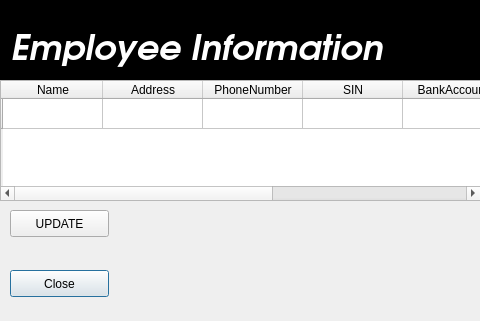
MA-Repos/cuNICS, file TeamOOPS_cuNICS/employeeinfo.ui: the form before one commit.
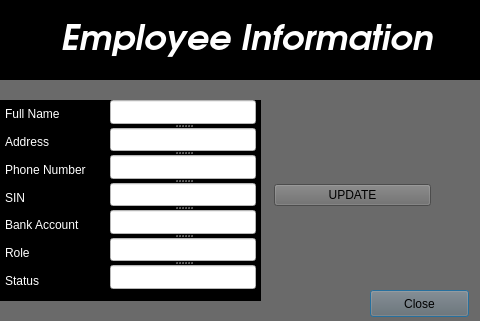
The form after the commit.

```diff
--- a/TeamOOPS_cuNICS/employeeinfo.ui
+++ b/TeamOOPS_cuNICS/employeeinfo.ui
@@ -13,6 +13,9 @@
   <property name="windowTitle">
    <string>Dialog</string>
   </property>
+  <property name="styleSheet">
+   <string notr="true">background-color: rgb(106, 106, 106);</string>
+  </property>
   <widget class="QFrame" name="frame">
    <property name="geometry">
     <rect>
@@ -36,8 +39,8 @@
    <widget class="QLabel" name="title">
     <property name="geometry">
      <rect>
-      <x>10</x>
-      <y>20</y>
+      <x>60</x>
+      <y>10</y>
       <width>381</width>
       <height>51</height>
      </rect>
@@ -62,8 +65,8 @@
   <widget class="QPushButton" name="pushButton_2">
    <property name="geometry">
     <rect>
-     <x>10</x>
-     <y>270</y>
+     <x>370</x>
+     <y>290</y>
      <width>99</width>
      <height>27</height>
     </rect>
@@ -72,68 +75,254 @@
     <string>Close</string>
    </property>
   </widget>
-  <widget class="QPushButton" name="pushButton">
+  <widget class="QWidget" name="gridLayoutWidget">
    <property name="geometry">
     <rect>
-     <x>10</x>
-     <y>210</y>
-     <width>99</width>
-     <height>27</height>
+     <x>270</x>
+     <y>180</y>
+     <width>161</width>
+     <height>31</height>
     </rect>
    </property>
-   <property name="text">
-    <string>UPDATE</string>
-   </property>
+   <layout class="QGridLayout" name="gridLayout">
+    <property name="leftMargin">
+     <number>4</number>
+    </property>
+    <item row="0" column="0">
+     <widget class="QPushButton" name="pushButton">
+      <property name="text">
+       <string>UPDATE</string>
+      </property>
+     </widget>
+    </item>
+   </layout>
   </widget>
-  <widget class="QTableWidget" name="tableWidget">
+  <widget class="QFrame" name="frame_2">
    <property name="geometry">
     <rect>
      <x>0</x>
-     <y>80</y>
-     <width>481</width>
-     <height>121</height>
+     <y>100</y>
+     <width>261</width>
+     <height>201</height>
     </rect>
    </property>
-   <row>
-    <property name="text">
-     <string/>
+   <property name="styleSheet">
+    <string notr="true">background-color: rgb(0, 0, 0);</string>
+   </property>
+   <property name="frameShape">
+    <enum>QFrame::StyledPanel</enum>
+   </property>
+   <property name="frameShadow">
+    <enum>QFrame::Raised</enum>
+   </property>
+   <widget class="QWidget" name="">
+    <property name="geometry">
+     <rect>
+      <x>0</x>
+      <y>0</y>
+      <width>113</width>
+      <height>197</height>
+     </rect>
     </property>
-   </row>
-   <column>
-    <property name="text">
-     <string>Name</string>
+    <layout class="QVBoxLayout" name="verticalLayout">
+     <property name="leftMargin">
+      <number>5</number>
+     </property>
+     <property name="topMargin">
+      <number>3</number>
+     </property>
+     <property name="bottomMargin">
+      <number>5</number>
+     </property>
+     <item>
+      <widget class="QLabel" name="label_fullname">
+       <property name="styleSheet">
+        <string notr="true">color: rgb(255, 255, 255);</string>
+       </property>
+       <property name="frameShape">
+        <enum>QFrame::Panel</enum>
+       </property>
+       <property name="lineWidth">
+        <number>0</number>
+       </property>
+       <property name="midLineWidth">
+        <number>0</number>
+       </property>
+       <property name="text">
+        <string>Full Name</string>
+       </property>
+      </widget>
+     </item>
+     <item>
+      <widget class="QLabel" name="label_address">
+       <property name="styleSheet">
+        <string notr="true">color: rgb(255, 255, 255);</string>
+       </property>
+       <property name="frameShape">
+        <enum>QFrame::Panel</enum>
+       </property>
+       <property name="lineWidth">
+        <number>0</number>
+       </property>
+       <property name="midLineWidth">
+        <number>0</number>
+       </property>
+       <property name="text">
+        <string>Address</string>
+       </property>
+      </widget>
+     </item>
+     <item>
+      <widget class="QLabel" name="label_phonenum">
+       <property name="styleSheet">
+        <string notr="true">border-color: rgb(255, 255, 255);
+color: rgb(255, 255, 255);
+border: solid 2px;</string>
+       </property>
+       <property name="frameShape">
+        <enum>QFrame::Panel</enum>
+       </property>
+       <property name="lineWidth">
+        <number>0</number>
+       </property>
+       <property name="midLineWidth">
+        <number>0</number>
+       </property>
+       <property name="text">
+        <string>Phone Number</string>
+       </property>
+      </widget>
+     </item>
+     <item>
+      <widget class="QLabel" name="label_sin">
+       <property name="styleSheet">
+        <string notr="true">color: rgb(255, 255, 255);</string>
+       </property>
+       <property name="frameShape">
+        <enum>QFrame::Panel</enum>
+       </property>
+       <property name="frameShadow">
+        <enum>QFrame::Plain</enum>
+       </property>
+       <property name="lineWidth">
+        <number>0</number>
+       </property>
+       <property name="midLineWidth">
+        <number>0</number>
+       </property>
+       <property name="text">
+        <string>SIN</string>
+       </property>
+      </widget>
+     </item>
+     <item>
+      <widget class="QLabel" name="label_Bankacc">
+       <property name="styleSheet">
+        <string notr="true">
+color: rgb(255, 255, 255);</string>
+       </property>
+       <property name="frameShape">
+        <enum>QFrame::Panel</enum>
+       </property>
+       <property name="lineWidth">
+        <number>0</number>
+       </property>
+       <property name="midLineWidth">
+        <number>0</number>
+       </property>
+       <property name="text">
+        <string>Bank Account</string>
+       </property>
+      </widget>
+     </item>
+     <item>
+      <widget class="QLabel" name="label_role">
+       <property name="styleSheet">
+        <string notr="true">color: rgb(255, 255, 255);</string>
+       </property>
+       <property name="frameShape">
+        <enum>QFrame::Panel</enum>
+       </property>
+       <property name="lineWidth">
+        <number>0</number>
+       </property>
+       <property name="midLineWidth">
+        <number>0</number>
+       </property>
+       <property name="text">
+        <string>Role</string>
+       </property>
+      </widget>
+     </item>
+     <item>
+      <widget class="QLabel" name="label_status">
+       <property name="styleSheet">
+        <string notr="true">color: rgb(255, 255, 255);</string>
+       </property>
+       <property name="frameShape">
+        <enum>QFrame::Panel</enum>
+       </property>
+       <property name="lineWidth">
+        <number>0</number>
+       </property>
+       <property name="midLineWidth">
+        <number>0</number>
+       </property>
+       <property name="text">
+        <string>Status</string>
+       </property>
+      </widget>
+     </item>
+    </layout>
+   </widget>
+   <widget class="QSplitter" name="splitter">
+    <property name="geometry">
+     <rect>
+      <x>110</x>
+      <y>0</y>
+      <width>146</width>
+      <height>189</height>
+     </rect>
     </property>
-   </column>
-   <column>
-    <property name="text">
-     <string>Address</string>
+    <property name="orientation">
+     <enum>Qt::Vertical</enum>
     </property>
-   </column>
-   <column>
-    <property name="text">
-     <string>PhoneNumber</string>
-    </property>
-   </column>
-   <column>
-    <property name="text">
-     <string>SIN</string>
-    </property>
-   </column>
-   <column>
-    <property name="text">
-     <string>BankAccount</string>
-    </property>
-   </column>
-   <column>
-    <property name="text">
-     <string>Role</string>
-    </property>
-   </column>
-   <column>
-    <property name="text">
-     <string>Status</string>
-    </property>
-   </column>
+    <widget class="QLineEdit" name="lineEdit_fullname">
+     <property name="styleSheet">
+      <string notr="true">background-color: rgb(255, 255, 255);</string>
+     </property>
+    </widget>
+    <widget class="QLineEdit" name="lineEdit_address">
+     <property name="styleSheet">
+      <string notr="true">background-color: rgb(255, 255, 255);</string>
+     </property>
+    </widget>
+    <widget class="QLineEdit" name="lineEdit_phonenum">
+     <property name="styleSheet">
+      <string notr="true">background-color: rgb(255, 255, 255);</string>
+     </property>
+    </widget>
+    <widget class="QLineEdit" name="lineEdit_sin">
+     <property name="styleSheet">
+      <string notr="true">background-color: rgb(255, 255, 255);</string>
+     </property>
+    </widget>
+    <widget class="QLineEdit" name="lineEdit_bankacc">
+     <property name="styleSheet">
+      <string notr="true">background-color: rgb(255, 255, 255);</string>
+     </property>
+    </widget>
+    <widget class="QLineEdit" name="lineEdit_role">
+     <property name="styleSheet">
+      <string notr="true">background-color: rgb(255, 255, 255);</string>
+     </property>
+    </widget>
+    <widget class="QLineEdit" name="lineEdit_status">
+     <property name="styleSheet">
+      <string notr="true">background-color: rgb(255, 255, 255);</string>
+     </property>
+    </widget>
+   </widget>
   </widget>
  </widget>
  <resources/>
```
Left out of the diff: 18 changed lines with no effect on the pictures.
